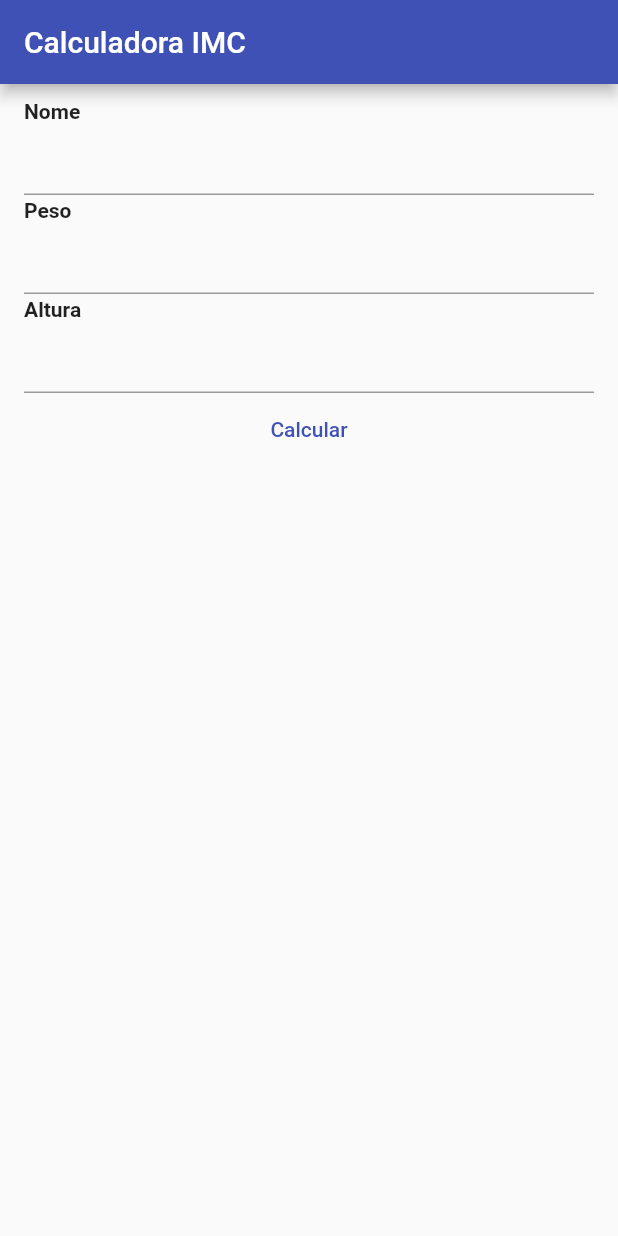
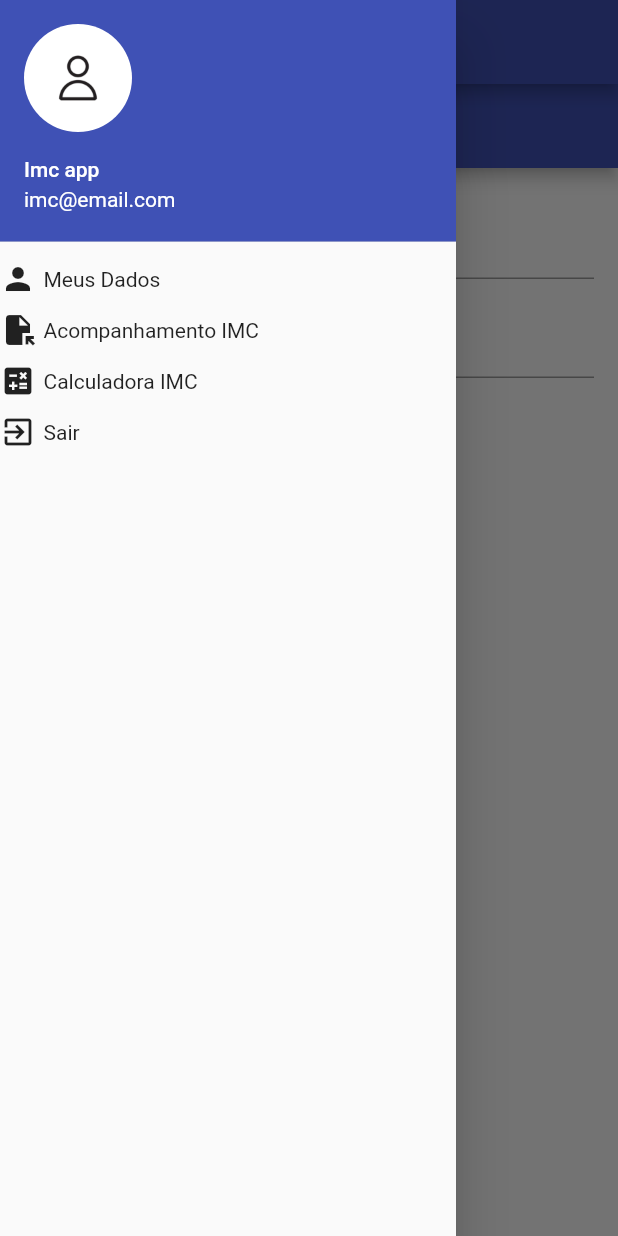
Before and after one commit to ashenOneDev/imcapp, a Flutter app: the screen it shows after launch, with the side drawer open (before the commit the screen has no drawer), on a phone screen of 412 x 824 dp. Run offline on Flutter 3.47's test engine with Material 2 defaults, Android fonts, the phone set to English and light mode, and no system bars; our stand-ins replace hive; accounts and stored records are empty.

Commit message:
persistencia de dados de cadastro

```diff
--- a/lib/model/imc_model.dart
+++ b/lib/model/imc_model.dart
@@ -1,27 +1,26 @@
-class Imc {
-  double _altura = 0;
-  double _peso = 0;
-  double _imc = 0;
+import 'package:hive/hive.dart';
 
-  Imc.criar(this._altura, this._peso) {
-    _imc = calcularIMC(_altura, _peso);
+part 'imc_model.g.dart';
+
+@HiveType(typeId: 1)
+class ImcModel extends HiveObject {
+  @HiveField(0)
+  double altura = 0;
+  @HiveField(1)
+  double peso = 0;
+  @HiveField(2)
+  double imc = 0;
+  @HiveField(3)
+  String data = "";
+  @HiveField(4)
+  String classificacao = "";
+
+  ImcModel.criar(this.data, this.altura, this.peso) {
+    imc = calcularIMC(altura, peso);
+    classificacao = classificacaoIMC(imc);
   }
 
-  Imc();
-
-  double get altura => _altura;
-
-  set altura(double altura) {
-    _altura = altura;
-  }
-
-  double get peso => _peso;
-
-  set peso(double peso) {
-    _peso = peso;
-  }
-
-  double get value => _imc;
+  ImcModel();
 
   double calcularIMC(double altura, double peso) {
     return peso / (altura * altura);
--- a/lib/model/pessoa_model.dart
+++ b/lib/model/pessoa_model.dart
@@ -1,20 +1,17 @@
-import 'package:imcapp/model/imc_model.dart';
+import 'package:hive/hive.dart';
 
-class Pessoa {
-  String _nome = "";
-  Imc _imc;
+part 'pessoa_model.g.dart';
 
-  Pessoa(this._nome, this._imc);
+@HiveType(typeId: 0)
+class PessoaModel extends HiveObject {
+  @HiveField(0)
+  String nome = "";
+  @HiveField(1)
+  String dataNascimento = "";
+  @HiveField(2)
+  double altura = 0;
 
-  String get nome => _nome;
+  PessoaModel.criar(this.nome, this.dataNascimento, this.altura);
 
-  set nome(String nome) {
-    _nome = nome;
-  }
-
-  Imc get imc => _imc;
-
-  set imc(Imc imc) {
-    _imc = imc;
-  }
+  PessoaModel();
 }
--- /dev/null
+++ b/lib/pages/imc_caluladora_page.dart
@@ -0,0 +1,93 @@
+import 'package:flutter/material.dart';
+import 'package:imcapp/shared/widgets/custom_drawer.dart';
+
+import '../model/imc_model.dart';
+import '../shared/widgets/text_label.dart';
+
+class ImcCalculadoraPage extends StatefulWidget {
+  const ImcCalculadoraPage({super.key});
+
+  @override
+  State<ImcCalculadoraPage> createState() => _ImcCalculadoraPageState();
+}
+
+class _ImcCalculadoraPageState extends State<ImcCalculadoraPage> {
+  ImcModel imcModel = ImcModel();
+  TextEditingController pesoController = TextEditingController();
+  TextEditingController alturaController = TextEditingController();
+
+  @override
+  Widget build(BuildContext context) {
+    return SafeArea(
+        child: Scaffold(
+      appBar: AppBar(
+        title: const Text("Calculadora IMC"),
+      ),
+      drawer: CustomDrawer(),
+      body: Padding(
+        padding: const EdgeInsets.symmetric(horizontal: 16, vertical: 8),
+        child: ListView(
+          children: [
+            const TextLabel(texto: "Peso"),
+            TextField(
+              keyboardType: TextInputType.number,
+              controller: pesoController,
+            ),
+            const TextLabel(texto: "Altura"),
+            TextField(
+              keyboardType: TextInputType.number,
+              controller: alturaController,
+            ),
+            TextButton(
+                onPressed: () {
+                  double peso;
+                  double altura;
+
+                  try {
+                    peso = double.parse(pesoController.text);
+                  } catch (e) {
+                    ScaffoldMessenger.of(context).showSnackBar(const SnackBar(
+                        content: Text("Favor informar um peso válido!")));
+                    return;
+                  }
+
+                  try {
+                    altura = double.parse(alturaController.text);
+                  } catch (e) {
+                    ScaffoldMessenger.of(context).showSnackBar(const SnackBar(
+                        content: Text("Favor informar uma altura válida!")));
+                    return;
+                  }
+
+                  double imc = imcModel.calcularIMC(altura, peso);
+                  String classificacao = imcModel.classificacaoIMC(imc);
+
+                  showDialog(
+                      context: context,
+                      builder: (_) {
+                        return AlertDialog(
+                          title: const Text("Resultado:"),
+                          content: Wrap(
+                            children: [
+                              TextLabel(
+                                  texto: "IMC: ${imc.toStringAsFixed(2)}"),
+                              TextLabel(texto: "Classificação: $classificacao"),
+                            ],
+                          ),
+                          actions: [
+                            TextButton(
+                                onPressed: () {
+                                  Navigator.pop(context);
+                                },
+                                child: const Text("Ok"))
+                          ],
+                        );
+                      });
+                },
+                child: const Text("Calcular"))
+          ],
+        ),
+      ),
+    ));
+  }
+}
--- a/lib/pages/main_page.dart
+++ b/lib/pages/main_page.dart
@@ -1,8 +1,7 @@
 import 'package:flutter/material.dart';
 import 'package:imcapp/model/pessoa_model.dart';
-
-import '../model/imc_model.dart';
-import '../shared/widgets/text_label.dart';
+import 'package:imcapp/pages/imc_caluladora_page.dart';
+import 'package:imcapp/shared/widgets/custom_drawer.dart';
 
 class MainPage extends StatefulWidget {
   const MainPage({super.key});
@@ -12,7 +11,7 @@ class MainPage extends StatefulWidget {
 }
 
 class _MainPageState extends State<MainPage> {
-  Pessoa pessoa = Pessoa("", Imc());
+  PessoaModel pessoa = PessoaModel();
   TextEditingController nomeController = TextEditingController();
   TextEditingController pesoController = TextEditingController();
   TextEditingController alturaController = TextEditingController();
@@ -21,84 +20,10 @@ class _MainPageState extends State<MainPage> {
   Widget build(BuildContext context) {
     return SafeArea(
         child: Scaffold(
-      appBar: AppBar(
-        title: const Text("Calculadora IMC"),
-      ),
-      body: Padding(
-        padding: const EdgeInsets.symmetric(horizontal: 16, vertical: 8),
-        child: ListView(
-          children: [
-            const TextLabel(texto: "Nome"),
-            TextField(
-              keyboardType: TextInputType.name,
-              controller: nomeController,
+            appBar: AppBar(
+              title: const Text("Calculadora IMC"),
             ),
-            const TextLabel(texto: "Peso"),
-            TextField(
-              keyboardType: TextInputType.number,
-              controller: pesoController,
-            ),
-            const TextLabel(texto: "Altura"),
-            TextField(
-              keyboardType: TextInputType.number,
-              controller: alturaController,
-            ),
-            TextButton(
-                onPressed: () {
-                  if (nomeController.text.trim().length < 3) {
-                    ScaffoldMessenger.of(context).showSnackBar(const SnackBar(
-                        content: Text("O nome deve ser preenchido!")));
-                    return;
-                  } else {
-                    pessoa.nome = nomeController.text.trim();
-                  }
-
-                  try {
-                    pessoa.imc.peso = double.parse(pesoController.text);
-                  } catch (e) {
-                    ScaffoldMessenger.of(context).showSnackBar(const SnackBar(
-                        content: Text("Favor informar um peso válido!")));
-                    return;
-                  }
-
-                  try {
-                    pessoa.imc.altura = double.parse(alturaController.text);
-                  } catch (e) {
-                    ScaffoldMessenger.of(context).showSnackBar(const SnackBar(
-                        content: Text("Favor informar uma altura válida!")));
-                    return;
-                  }
-
-                  var imc = Imc.criar(pessoa.imc.altura, pessoa.imc.peso);
-                  var classificacao = Imc().classificacaoIMC(imc.value);
-
-                  showDialog(
-                      context: context,
-                      builder: (_) {
-                        return AlertDialog(
-                          title: const Text("Resultado:"),
-                          content: Wrap(
-                            children: [
-                              TextLabel(
-                                  texto:
-                                      "IMC: ${imc.value.toStringAsFixed(2)}"),
-                              TextLabel(texto: "Classificação: $classificacao"),
-                            ],
-                          ),
-                          actions: [
-                            TextButton(
-                                onPressed: () {
-                                  Navigator.pop(context);
-                                },
-                                child: const Text("Ok"))
-                          ],
-                        );
-                      });
-                },
-                child: const Text("Calcular"))
-          ],
-        ),
-      ),
-    ));
+            drawer: const CustomDrawer(),
+            body: const ImcCalculadoraPage()));
   }
 }
--- /dev/null
+++ b/lib/shared/widgets/custom_drawer.dart
@@ -0,0 +1,172 @@
+import 'package:flutter/material.dart';
+import 'package:imcapp/pages/acompanhamento_imc_page.dart';
+
+import '../../pages/dados_cadastro_page.dart';
+import '../../pages/imc_caluladora_page.dart';
+
+class CustomDrawer extends StatelessWidget {
+  const CustomDrawer({super.key});
+
+  @override
+  Widget build(BuildContext context) {
+    return Drawer(
+      child: Column(
+        crossAxisAlignment: CrossAxisAlignment.start,
+        children: [
+          InkWell(
+            onTap: () {
+              showModalBottomSheet(
+                  shape: RoundedRectangleBorder(
+                      borderRadius: BorderRadius.circular(10)),
+                  context: context,
+                  builder: (BuildContext bc) {
+                    return Wrap(
+                      children: [
+                        ListTile(
+                          onTap: () {
+                            Navigator.pop(context);
+                          },
+                          title: const Text("camera"),
+                          leading: const Icon(Icons.camera),
+                        ),
+                        ListTile(
+                          onTap: () {
+                            Navigator.pop(context);
+                          },
+                          title: const Text("Galeria"),
+                          leading: const Icon(Icons.folder),
+                        ),
+                      ],
+                    );
+                  });
+            },
+            child: UserAccountsDrawerHeader(
+                decoration: const BoxDecoration(color: Colors.indigo),
+                currentAccountPicture: CircleAvatar(
+                  backgroundColor: Colors.white,
+                  child: Image.asset(
+                    "lib/images/user.png",
+                    height: 50,
+                  ),
+                ),
+                accountName: const Text("Imc app"),
+                accountEmail: const Text("imc@email.com")),
+          ),
+          InkWell(
+            child: Container(
+              padding: const EdgeInsets.symmetric(horizontal: 0, vertical: 5),
+              width: double.infinity,
+              child: const Row(
+                children: [
+                  Icon(Icons.person),
+                  SizedBox(
+                    width: 5,
+                  ),
+                  Text("Meus Dados")
+                ],
+              ),
+            ),
+            onTap: () {
+              Navigator.pop(context);
+              Navigator.push(
+                  context,
+                  MaterialPageRoute(
+                      builder: (context) => const DadosCadastroPage()));
+            },
+          ),
+          InkWell(
+            child: Container(
+              padding: const EdgeInsets.symmetric(horizontal: 0, vertical: 5),
+              width: double.infinity,
+              child: const Row(
+                children: [
+                  Icon(Icons.file_open),
+                  SizedBox(
+                    width: 5,
+                  ),
+                  Text("Acompanhamento IMC")
+                ],
+              ),
+            ),
+            onTap: () {
+              Navigator.pop(context);
+              Navigator.push(
+                  context,
+                  MaterialPageRoute(
+                      builder: (context) => const AcompanhamentoImcPage()));
+            },
+          ),
+          InkWell(
+            child: Container(
+              padding: const EdgeInsets.symmetric(horizontal: 0, vertical: 5),
+              width: double.infinity,
+              child: const Row(
+                children: [
+                  Icon(Icons.calculate),
+                  SizedBox(
+                    width: 5,
+                  ),
+                  Text("Calculadora IMC")
+                ],
+              ),
+            ),
+            onTap: () {
+              Navigator.pop(context);
+              Navigator.push(
+                  context,
+                  MaterialPageRoute(
+                      builder: (context) => const ImcCalculadoraPage()));
+            },
+          ),
+          InkWell(
+            child: Container(
+                padding: const EdgeInsets.symmetric(horizontal: 0, vertical: 5),
+                width: double.infinity,
+                child: const Row(
+                  children: [
+                    Icon(Icons.exit_to_app),
+                    SizedBox(
+                      width: 5,
+                    ),
+                    Text("Sair"),
+                  ],
+                )),
+            onTap: () {
+              showDialog(
+                  context: context,
+                  builder: (BuildContext bc) {
+                    return AlertDialog(
+                      alignment: Alignment.centerLeft,
+                      elevation: 8,
+                      shape: RoundedRectangleBorder(
+                          borderRadius: BorderRadius.circular(10)),
+                      title: const Text(
+                        "IMC App",
+                        style: TextStyle(fontWeight: FontWeight.bold),
+                      ),
+                      content: const Wrap(
+                        children: [
+                          Text("Deseja realmente sair?"),
+                        ],
+                      ),
+                      actions: [
+                        TextButton(
+                            onPressed: () {
+                              Navigator.pop(context);
+                            },
+                            child: const Text("Não")),
+                        TextButton(
+                            onPressed: () {
+                              Navigator.pop(context);
+                            },
+                            child: const Text("Sim")),
+                      ],
+                    );
+                  });
+            },
+          )
+        ],
+      ),
+    );
+  }
+}
```
Also changed, not shown: lib/main.dart (+10 -1 lines), lib/pages/acompanhamento_imc_page.dart (added, +60 -0 lines), lib/pages/dados_cadastro_page.dart (added, +121 -0 lines), lib/repositories/imc_repository.dart (added, +33 -0 lines), lib/repositories/pessoa_repository.dart (added, +29 -0 lines), pubspec.yaml (+7 -2 lines), lib/images/user.png (added), lib/model/imc_model.g.dart (added), lib/model/pessoa_model.g.dart (added), pubspec.lock, 1 other file.
